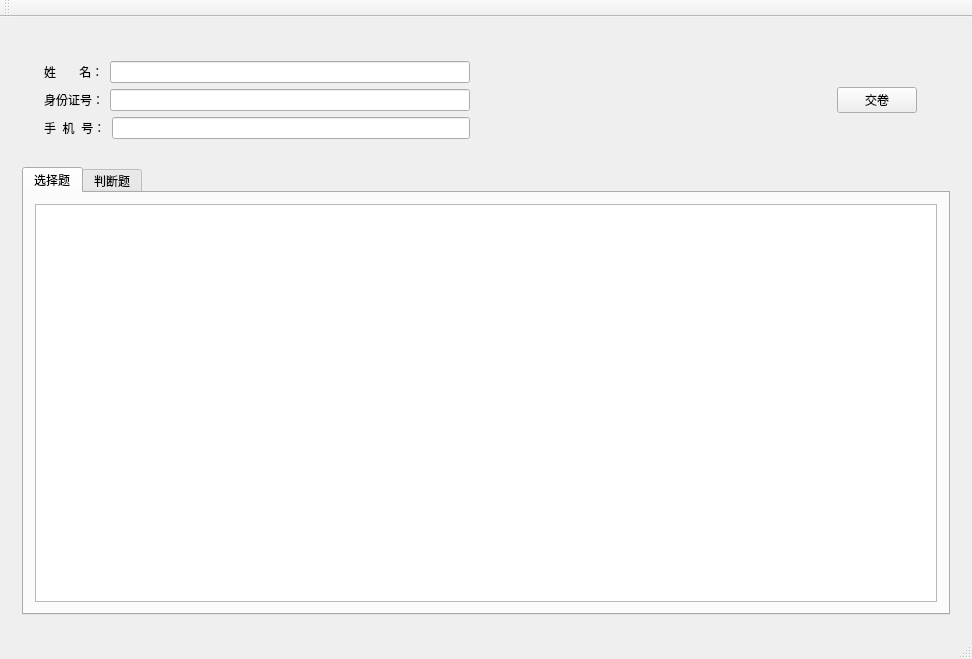
Old version of the form Exam/mainwindow.ui in the repository nbhhcty/QtExam.
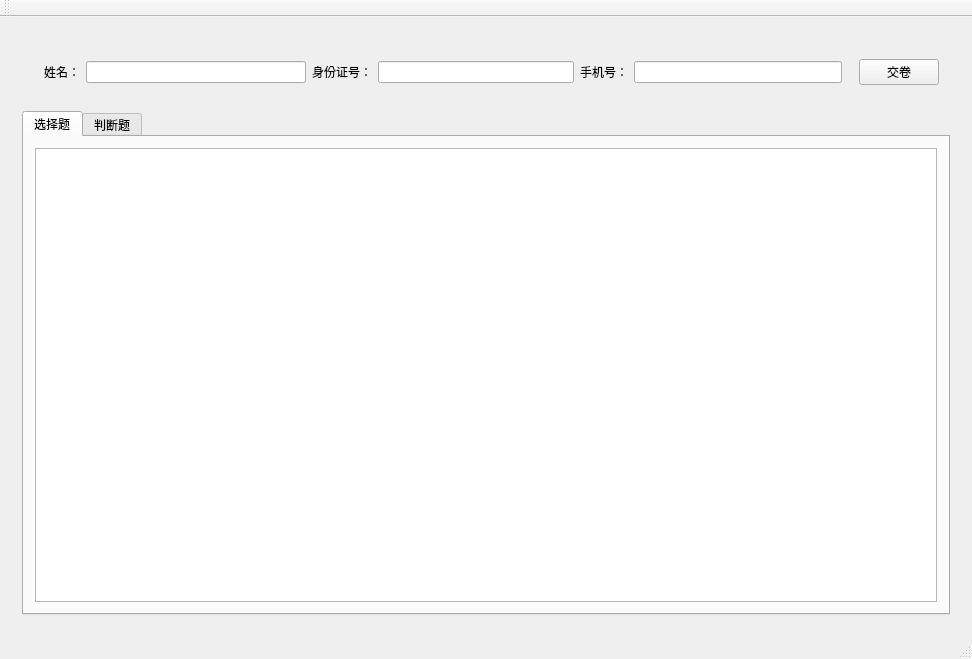
New version of the form.

Commit message: [Feature] 调整布局

Patch:
```diff
--- a/Exam/mainwindow.ui
+++ b/Exam/mainwindow.ui
@@ -23,13 +23,13 @@
          <layout class="QHBoxLayout" name="horizontalLayout_7">
           <item>
            <widget class="QWidget" name="widget_2" native="true">
-            <layout class="QVBoxLayout" name="verticalLayout">
+            <layout class="QHBoxLayout" name="horizontalLayout_6">
              <item>
               <layout class="QHBoxLayout" name="horizontalLayout_4">
                <item>
                 <widget class="QLabel" name="label">
                  <property name="text">
-                  <string>姓       名：</string>
+                  <string>姓名：</string>
                  </property>
                 </widget>
                </item>
@@ -57,7 +57,7 @@
                <item>
                 <widget class="QLabel" name="label_3">
                  <property name="text">
-                  <string>手  机  号：</string>
+                  <string>手机号：</string>
                  </property>
                 </widget>
                </item>
@@ -70,35 +70,10 @@
            </widget>
           </item>
           <item>
-           <widget class="QWidget" name="widget_4" native="true">
-            <layout class="QHBoxLayout" name="horizontalLayout_6">
-             <item>
-              <spacer name="horizontalSpacer">
-               <property name="orientation">
-                <enum>Qt::Horizontal</enum>
-               </property>
-               <property name="sizeHint" stdset="0">
-                <size>
-                 <width>328</width>
-                 <height>20</height>
-                </size>
-               </property>
-              </spacer>
-             </item>
-             <item>
-              <widget class="QWidget" name="widget_5" native="true">
-               <layout class="QVBoxLayout" name="verticalLayout_3">
-                <item>
                  <widget class="QPushButton" name="pushButton">
                   <property name="text">
                    <string>交卷</string>
                   </property>
-                 </widget>
-                </item>
-               </layout>
-              </widget>
-             </item>
-            </layout>
            </widget>
           </item>
          </layout>
```
Lines whose indentation alone changed are shown as unchanged. The commit also changes 1 other file.
